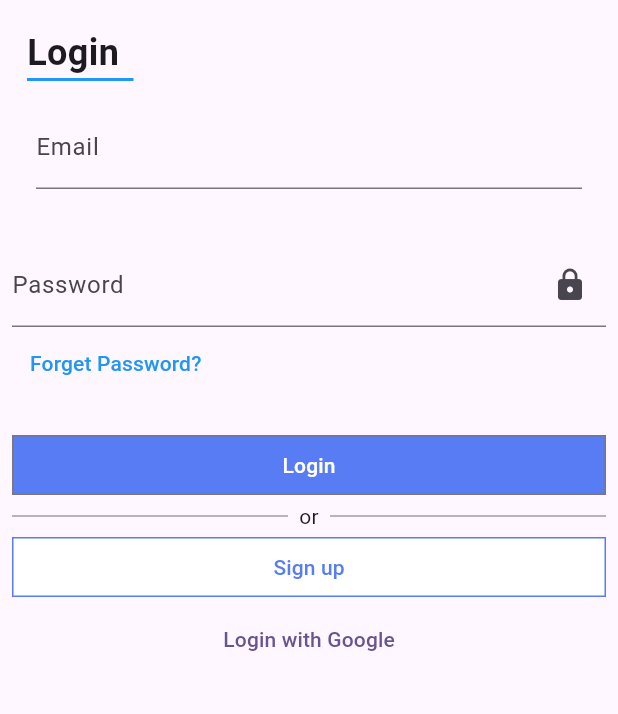
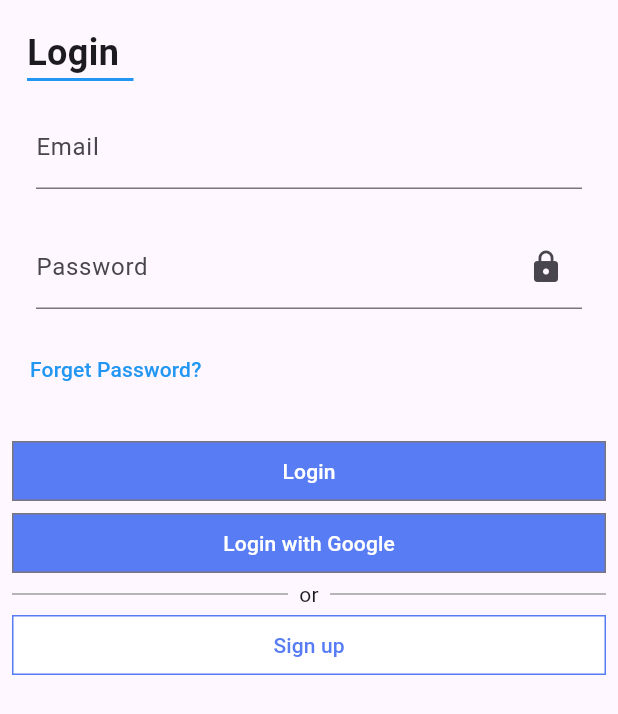
Before and after one commit to mbilal0612/AppDevProject, a Flutter app: the screen it shows after launch, on a phone screen of 412 x 824 dp. Shown: the top 714 px of the screen. Run offline on Flutter 3.47's test engine with Material 3 defaults, Android fonts, the phone set to English and light mode, and no system bars; our stand-ins replace firebase_auth, firebase_core, google_sign_in; accounts and stored records are empty.

```diff
--- a/lib/Screens/login.dart
+++ b/lib/Screens/login.dart
@@ -16,11 +16,16 @@ class LoginPage extends StatefulWidget {
 class _LoginPageState extends State<LoginPage> {
   final AuthService _authService = AuthService();
 
+  bool _hidden = true;
+
   void loginGoogle() async {
     print("Attempting login");
     //login with google
     User? user = await _authService.signInWithGoogle();
     if (user != null) {
+
+      //to make sure that the widget is mounted when we switch contexts
+      if(!mounted) return;
       Navigator.pushAndRemoveUntil(context,
           MaterialPageRoute(builder: (context) {
         return const HomePage(title: "Homepage");
@@ -68,9 +73,10 @@ class _LoginPageState extends State<LoginPage> {
                     ),
                   ),
 
+                  //Email Field
                   //perfected the input fields
                   const Padding(
-                    padding: EdgeInsets.all(16.0),
+                    padding: EdgeInsets.fromLTRB(16.0, 16.0, 16.0, 4.0),
                     child: TextField(
                       obscureText: false,
                       decoration: InputDecoration(
@@ -91,12 +97,23 @@ class _LoginPageState extends State<LoginPage> {
                   ),
 
                   //password textfield
-                  const TextField(
-                    obscureText: true,
-                    decoration: InputDecoration(
-                        border: UnderlineInputBorder(),
-                        labelText: "Password",
-                        suffixIcon: Icon(Icons.lock)),
+                  Padding(
+                    padding: const EdgeInsets.fromLTRB(16.0, 0, 16.0, 16.0),
+                    child: TextField(
+
+                      obscureText: _hidden,
+                      decoration: InputDecoration(
+                          suffixIcon: IconButton(onPressed: (){}, icon:const Icon(Icons.lock)),
+                          focusColor:const Color(0xFF898989),
+                          focusedBorder: const UnderlineInputBorder(
+                              borderSide: BorderSide(color: Color(0xFF898989))),
+                          border: const UnderlineInputBorder(
+                              borderSide: BorderSide(color: Color(0xFF898989))),
+                          labelText: "Password",
+                          floatingLabelStyle: const TextStyle(
+                            color: Color(0xFF898989),
+                          )),
+                    ),
                   ),
                   Row(
                     mainAxisAlignment: MainAxisAlignment.start,
@@ -129,6 +146,20 @@ class _LoginPageState extends State<LoginPage> {
                       child: const Center(
                         child: Text(
                           "Login",
+                          style: TextStyle(color: Colors.white),
+                        ),
+                      )),
+
+
+                  // login with Google button
+                   OutlinedButton(
+                      onPressed: loginGoogle,
+                      style: OutlinedButton.styleFrom(
+                          shape: const RoundedRectangleBorder(),
+                          backgroundColor: const Color(0xFF587CF4)),
+                      child: const Center(
+                        child: Text(
+                          "Login with Google",
                           style: TextStyle(color: Colors.white),
                         ),
                       )),
@@ -175,9 +206,7 @@ class _LoginPageState extends State<LoginPage> {
                         ),
                       )),
 
-                  TextButton(
-                      onPressed: loginGoogle,
-                      child: const Text("Login with Google"))
+
                 ],
               ),
             ),
```
Also changed, not shown: lib/models/child_model.dart (added, +17 -0 lines), lib/models/classroom_model.dart (added, +15 -0 lines), lib/models/parent_model.dart (added, +14 -0 lines), lib/firebase_options.dart, lib/models/admin_model.dart (renamed from lib/models/admin.dart).
